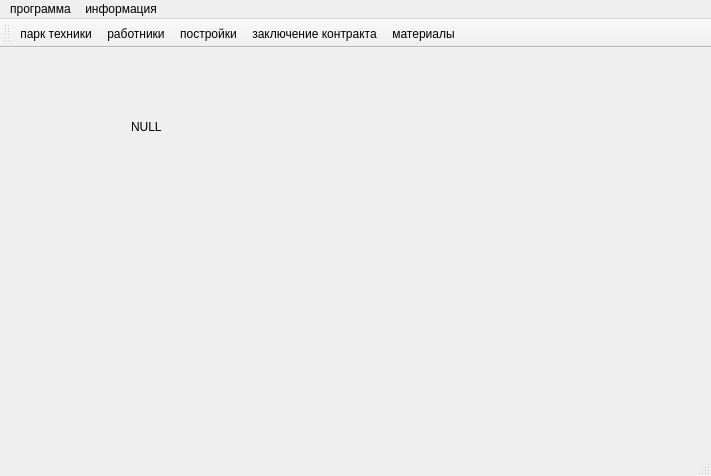
First picture: the form in mainwindow.ui, repository Pchelovec/course_progect, before the edit.
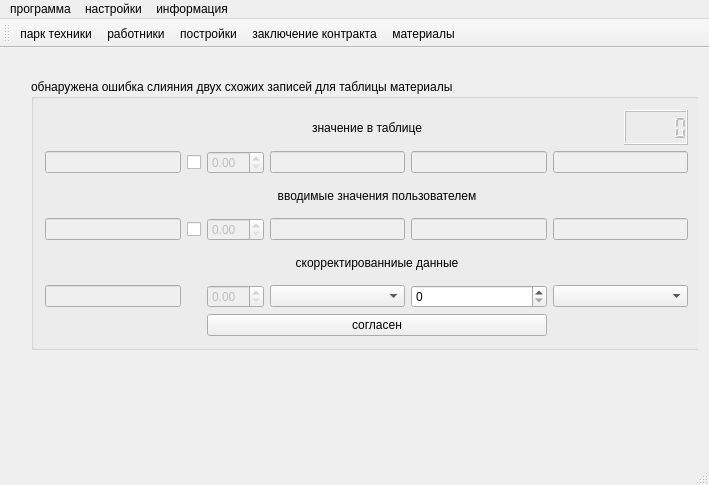
Second picture: the form after the edit. The open tabs and pages were chosen to show the change. Icons and pictures are not drawn.

The edit to the form file:
```diff
--- a/mainwindow.ui
+++ b/mainwindow.ui
@@ -6,8 +6,8 @@
    <rect>
     <x>0</x>
     <y>0</y>
-    <width>711</width>
-    <height>476</height>
+    <width>709</width>
+    <height>485</height>
    </rect>
   </property>
   <property name="windowTitle">
@@ -15,7 +15,7 @@
   </property>
   <widget class="QWidget" name="centralWidget">
    <layout class="QGridLayout" name="gridLayout_4">
-    <item row="0" column="0">
+    <item row="0" column="1">
      <widget class="QStackedWidget" name="stackedWidget">
       <property name="lineWidth">
        <number>1</number>
@@ -24,18 +24,231 @@
        <number>4</number>
       </property>
       <widget class="QWidget" name="page">
-       <widget class="QLabel" name="label_6">
+       <widget class="QGroupBox" name="material_nestandart_GB">
         <property name="geometry">
          <rect>
-          <x>120</x>
-          <y>60</y>
-          <width>46</width>
-          <height>16</height>
+          <x>20</x>
+          <y>20</y>
+          <width>671</width>
+          <height>271</height>
          </rect>
         </property>
-        <property name="text">
-         <string>NULL</string>
+        <property name="title">
+         <string>обнаружена ошибка слияния двух схожих записей для таблицы материалы</string>
         </property>
+        <layout class="QGridLayout" name="gridLayout_19">
+         <item row="4" column="2" colspan="3">
+          <widget class="QLabel" name="label_7">
+           <property name="text">
+            <string>скорректированниые данные</string>
+           </property>
+           <property name="alignment">
+            <set>Qt::AlignCenter</set>
+           </property>
+          </widget>
+         </item>
+         <item row="5" column="2">
+          <widget class="QDoubleSpinBox" name="price_c_DSB">
+           <property name="enabled">
+            <bool>false</bool>
+           </property>
+          </widget>
+         </item>
+         <item row="6" column="2" colspan="3">
+          <widget class="QPushButton" name="nestandart_material_button_OK">
+           <property name="text">
+            <string>согласен</string>
+           </property>
+          </widget>
+         </item>
+         <item row="5" column="5">
+          <widget class="QComboBox" name="ed_izmer_c_CB"/>
+         </item>
+         <item row="5" column="3">
+          <widget class="QComboBox" name="funct_c_CB"/>
+         </item>
+         <item row="5" column="4">
+          <widget class="QSpinBox" name="count_c_SPB"/>
+         </item>
+         <item row="5" column="0">
+          <widget class="QLineEdit" name="name_c_LE">
+           <property name="enabled">
+            <bool>false</bool>
+           </property>
+          </widget>
+         </item>
+         <item row="0" column="1" colspan="4">
+          <layout class="QHBoxLayout" name="horizontalLayout_4">
+           <item>
+            <spacer name="horizontalSpacer_4">
+             <property name="orientation">
+              <enum>Qt::Horizontal</enum>
+             </property>
+             <property name="sizeHint" stdset="0">
+              <size>
+               <width>40</width>
+               <height>20</height>
+              </size>
+             </property>
+            </spacer>
+           </item>
+           <item>
+            <widget class="QLabel" name="label_5">
+             <property name="text">
+              <string>значение в таблице</string>
+             </property>
+             <property name="alignment">
+              <set>Qt::AlignCenter</set>
+             </property>
+            </widget>
+           </item>
+           <item>
+            <spacer name="horizontalSpacer_8">
+             <property name="orientation">
+              <enum>Qt::Horizontal</enum>
+             </property>
+             <property name="sizeHint" stdset="0">
+              <size>
+               <width>50</width>
+               <height>20</height>
+              </size>
+             </property>
+            </spacer>
+           </item>
+          </layout>
+         </item>
+         <item row="3" column="4">
+          <widget class="QLineEdit" name="count_b_LE">
+           <property name="enabled">
+            <bool>false</bool>
+           </property>
+          </widget>
+         </item>
+         <item row="1" column="0">
+          <widget class="QLineEdit" name="name_a_LE">
+           <property name="enabled">
+            <bool>false</bool>
+           </property>
+          </widget>
+         </item>
+         <item row="0" column="0">
+          <spacer name="horizontalSpacer_9">
+           <property name="orientation">
+            <enum>Qt::Horizontal</enum>
+           </property>
+           <property name="sizeHint" stdset="0">
+            <size>
+             <width>50</width>
+             <height>20</height>
+            </size>
+           </property>
+          </spacer>
+         </item>
+         <item row="3" column="5">
+          <widget class="QLineEdit" name="ed_izmer_b">
+           <property name="enabled">
+            <bool>false</bool>
+           </property>
+          </widget>
+         </item>
+         <item row="3" column="2">
+          <widget class="QDoubleSpinBox" name="price_b_DSB">
+           <property name="enabled">
+            <bool>false</bool>
+           </property>
+          </widget>
+         </item>
+         <item row="3" column="0">
+          <widget class="QLineEdit" name="name_b_LE">
+           <property name="enabled">
+            <bool>false</bool>
+           </property>
+          </widget>
+         </item>
+         <item row="2" column="2" colspan="3">
+          <widget class="QLabel" name="label_6">
+           <property name="text">
+            <string>вводимые значения пользователем</string>
+           </property>
+           <property name="alignment">
+            <set>Qt::AlignCenter</set>
+           </property>
+          </widget>
+         </item>
+         <item row="1" column="2">
+          <widget class="QDoubleSpinBox" name="price_a_DSB">
+           <property name="enabled">
+            <bool>false</bool>
+           </property>
+          </widget>
+         </item>
+         <item row="1" column="5">
+          <widget class="QLineEdit" name="ed_izmer_a">
+           <property name="enabled">
+            <bool>false</bool>
+           </property>
+          </widget>
+         </item>
+         <item row="1" column="3">
+          <widget class="QLineEdit" name="funct_a">
+           <property name="enabled">
+            <bool>false</bool>
+           </property>
+          </widget>
+         </item>
+         <item row="1" column="4">
+          <widget class="QLineEdit" name="cocunt_a_LE">
+           <property name="enabled">
+            <bool>false</bool>
+           </property>
+          </widget>
+         </item>
+         <item row="1" column="1">
+          <widget class="QCheckBox" name="price_a_ChBox">
+           <property name="text">
+            <string/>
+           </property>
+          </widget>
+         </item>
+         <item row="3" column="3">
+          <widget class="QLineEdit" name="funct_b">
+           <property name="enabled">
+            <bool>false</bool>
+           </property>
+          </widget>
+         </item>
+         <item row="3" column="1">
+          <widget class="QCheckBox" name="price_b_ChBox">
+           <property name="text">
+            <string/>
+           </property>
+          </widget>
+         </item>
+         <item row="0" column="5">
+          <layout class="QHBoxLayout" name="horizontalLayout_2">
+           <item>
+            <spacer name="horizontalSpacer_3">
+             <property name="orientation">
+              <enum>Qt::Horizontal</enum>
+             </property>
+             <property name="sizeHint" stdset="0">
+              <size>
+               <width>21</width>
+               <height>35</height>
+              </size>
+             </property>
+            </spacer>
+           </item>
+           <item>
+            <widget class="QLCDNumber" name="material_ID">
+             <property name="enabled">
+              <bool>false</bool>
+             </property>
+            </widget>
+           </item>
+          </layout>
+         </item>
+        </layout>
        </widget>
       </widget>
       <widget class="QWidget" name="page_2">
@@ -596,7 +809,7 @@
           <property name="title">
            <string>приход материала</string>
           </property>
-          <layout class="QGridLayout" name="gridLayout_19">
+          <layout class="QGridLayout" name="gridLayout_7">
            <item row="0" column="0">
             <layout class="QGridLayout" name="gridLayout_7">
              <item row="0" column="0">
@@ -634,66 +847,63 @@
               </layout>
              </item>
              <item row="1" column="0">
-              <layout class="QHBoxLayout" name="horizontalLayout_2">
-               <item>
-                <spacer name="horizontalSpacer_3">
-                 <property name="orientation">
-                  <enum>Qt::Horizontal</enum>
-                 </property>
-                 <property name="sizeHint" stdset="0">
-                  <size>
-                   <width>40</width>
-                   <height>20</height>
-                  </size>
-                 </property>
-                </spacer>
-               </item>
-               <item>
-                <widget class="QToolButton" name="toolButton_Raport">
-                 <property name="toolTip">
-                  <string>формировать отчет о оборотах материала</string>
-                 </property>
-                 <property name="autoFillBackground">
-                  <bool>false</bool>
-                 </property>
-                 <property name="text">
-                  <string/>
-                 </property>
-                 <property name="icon">
-                  <iconset resource="resurs.qrc">
-                   <normaloff>:/pictures/res/поиск.gif</normaloff>:/pictures/res/поиск.gif</iconset>
-                 </property>
-                 <property name="iconSize">
-                  <size>
-                   <width>99</width>
-                   <height>99</height>
-                  </size>
-                 </property>
-                 <property name="checkable">
-                  <bool>false</bool>
-                 </property>
-                 <property name="checked">
-                  <bool>false</bool>
-                 </property>
-                 <property name="autoRepeat">
-                  <bool>false</bool>
-                 </property>
-                </widget>
-               </item>
-               <item>
-                <spacer name="horizontalSpacer_4">
-                 <property name="orientation">
-                  <enum>Qt::Horizontal</enum>
-                 </property>
-                 <property name="sizeHint" stdset="0">
-                  <size>
-                   <width>40</width>
-                   <height>20</height>
-                  </size>
-                 </property>
-                </spacer>
-               </item>
-              </layout>
+              <widget class="QLabel" name="label_11">
+               <property name="text">
+                <string>цена</string>
+               </property>
+              </widget>
+             </item>
+             <item row="1" column="1">
+              <widget class="QDoubleSpinBox" name="dSpBo_material_price"/>
+             </item>
+             <item row="2" column="0">
+              <widget class="QLabel" name="label_13">
+               <property name="text">
+                <string>количество</string>
+               </property>
+              </widget>
+             </item>
+             <item row="2" column="1">
+              <widget class="QSpinBox" name="material_count_sp_box"/>
+             </item>
+             <item row="3" column="1">
+              <widget class="QFontComboBox" name="ed_izmeren">
+               <property name="currentText">
+                <string/>
+               </property>
+               <property name="iconSize">
+                <size>
+                 <width>0</width>
+                 <height>0</height>
+                </size>
+               </property>
+               <property name="frame">
+                <bool>false</bool>
+               </property>
+              </widget>
+             </item>
+             <item row="4" column="0">
+              <widget class="QLabel" name="label_4">
+               <property name="text">
+                <string>функциональное назначение</string>
+               </property>
+              </widget>
+             </item>
+             <item row="4" column="1">
+              <widget class="QFontComboBox" name="funct_naznach">
+               <property name="currentText">
+                <string/>
+               </property>
+               <property name="iconSize">
+                <size>
+                 <width>0</width>
+                 <height>0</height>
+                </size>
+               </property>
+               <property name="frame">
+                <bool>false</bool>
+               </property>
+              </widget>
              </item>
             </layout>
            </item>
@@ -711,7 +921,7 @@
     <rect>
      <x>0</x>
      <y>0</y>
-     <width>711</width>
+     <width>709</width>
      <height>21</height>
     </rect>
    </property>
@@ -734,7 +944,16 @@
     </property>
     <addaction name="action"/>
    </widget>
+   <widget class="QMenu" name="menu_3">
+    <property name="title">
+     <string>настройки</string>
+    </property>
+    <addaction name="action_2"/>
+    <addaction name="separator"/>
+    <addaction name="action_5"/>
+   </widget>
    <addaction name="menu"/>
+   <addaction name="menu_3"/>
    <addaction name="menu_2"/>
   </widget>
   <widget class="QToolBar" name="mainToolBar">
```
Left out of the diff: 70 changed lines with no effect on the pictures.
